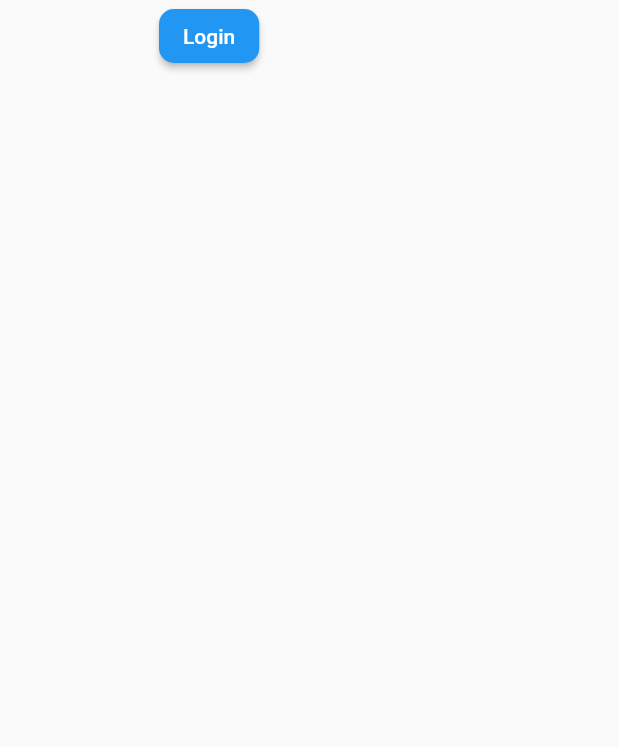
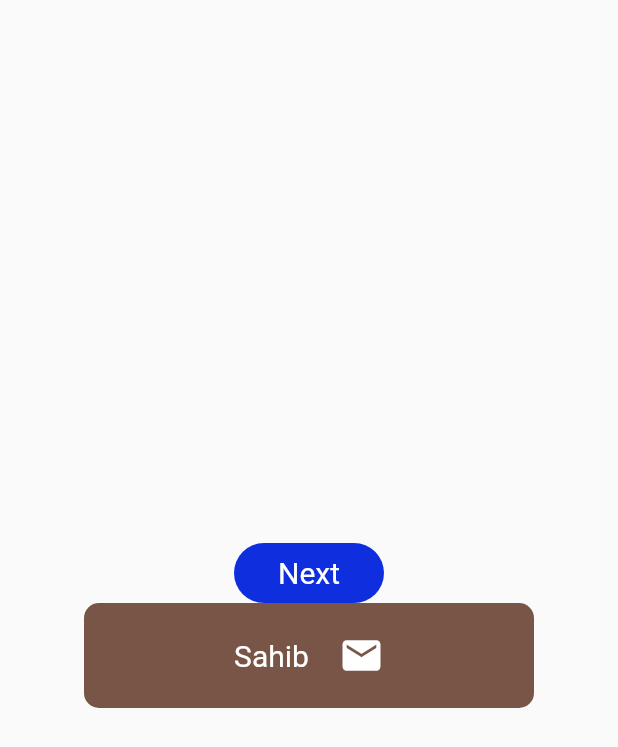
Before and after one commit to sahibbakakhel/kitchen-book, a Flutter app: the MyWidget screen opened directly, on a phone screen of 412 x 824 dp. Shown: the top 747 px of the screen. Run offline on Flutter 3.47's test engine with Material 2 defaults, Android fonts, the phone set to English and light mode, and no system bars; our stand-ins replace curved_navigation_bar, image_picker.

Commit message:
this is first

```diff
--- /dev/null
+++ b/lib/custom_botton/customButton.dart
@@ -0,0 +1,41 @@
+
+
+// ignore_for_file: must_be_immutable
+
+
+import 'package:flutter/material.dart';
+import 'package:learning_app/color/colors.dart';
+
+class CustomButton extends StatefulWidget {
+   CustomButton({super.key,
+   this.height,
+   this.width,
+   this.onTap,
+   });
+   double?height;
+   double?width;
+   Function()?onTap;
+
+
+  @override
+  State<CustomButton> createState() => _CustomButtonState();
+}
+
+class _CustomButtonState extends State<CustomButton> {
+  @override
+  Widget build(BuildContext context) {
+    return InkWell(
+      onTap:() => widget.onTap??(){},
+
+      child: Container(
+        height:widget.height??40,
+        width: widget.width??100,
+        decoration: BoxDecoration(
+          color: blueColor,
+          borderRadius: BorderRadius.circular(20),
+        ),
+        child: Center(child: Text('Next',style: TextStyle(color: Colors.white,fontSize: 20),)),
+      ),
+    );
+  }
+}
--- /dev/null
+++ b/lib/custom_botton/customButton2.dart
@@ -0,0 +1,50 @@
+
+
+// ignore_for_file: unused_import
+
+import 'package:flutter/material.dart';
+import 'package:learning_app/color/colors.dart';
+
+
+// ignore: must_be_immutable
+class CustomButton2 extends StatefulWidget {
+ CustomButton2({super.key,
+  this.height,
+  this.width,
+  this.onTap,
+  });
+  double?height;
+  double?width;
+  Function()?onTap;
+
+  @override
+  State<CustomButton2> createState() => _CustomButton2State();
+}
+
+class _CustomButton2State extends State<CustomButton2> {
+  @override
+  Widget build(BuildContext context) {
+    return InkWell(
+      onTap: () => widget.onTap??(){},
+      child : Container(
+        height: widget.height??50,
+        width: widget.width??150,
+        decoration: BoxDecoration(
+          borderRadius: BorderRadius.circular(10),
+          //color: yellowColor,
+          color: Color(0xFF795548)
+        ),
+        child: Center(
+          child: Row(
+            mainAxisAlignment: MainAxisAlignment.center,
+            children: [
+              Text('Sahib',style: TextStyle(fontSize: 20,color: Colors.white),),
+              SizedBox(width: 20,),
+              Icon(Icons.email,color: Colors.white,size: 30,),
+            ],
+          ),
+        ),
+      ),
+    );
+  }
+}
--- a/lib/custom_widget.dart
+++ /dev/null
@@ -1,28 +0,0 @@
-import 'package:flutter/material.dart';
-import 'package:learning_app/rounded_bottom.dart';
-
-class MyWidget extends StatefulWidget {
-  const MyWidget({super.key});
-
-  @override
-  State<MyWidget> createState() => _MyWidgetState();
-}
-
-class _MyWidgetState extends State<MyWidget> {
-  @override
-  Widget build(BuildContext context) {
-    return Scaffold(
-      body: Center(
-        child: Container(
-          width: 200,
-          child: RoundedBotton(
-             btnName:'Login', Icon: Icon(Icons.lock,),
-             callback: (){
-              print('Log in');
-             }, textStyle: null,
-          ),
-        ),
-      ),
-    );
-  }
-}
--- /dev/null
+++ b/lib/myWidget.dart
@@ -0,0 +1,41 @@
+import 'dart:developer';
+
+import 'package:flutter/material.dart';
+import 'package:learning_app/custom_botton/customButton2.dart';
+
+import 'custom_botton/customButton.dart';
+
+class MyWidget extends StatefulWidget {
+  const MyWidget({super.key});
+
+  @override
+  State<MyWidget> createState() => _MyWidgetState();
+}
+
+class _MyWidgetState extends State<MyWidget> {
+  @override
+  Widget build(BuildContext context) {
+    return Scaffold(
+      body: SafeArea(
+        child: Center(
+          child: Column(
+            crossAxisAlignment: CrossAxisAlignment.center,
+            mainAxisAlignment: MainAxisAlignment.center,
+            children: [
+              SizedBox(height: 10,),
+                  CustomButton(
+                    onTap: ()
+                    {
+                      log('sahib');
+                    },
+                  ),
+                  CustomButton2(
+                    height: 70,width: 300,
+                  )
+            ]
+          ),
+        ),
+      ),
+    );
+  }
+}
--- a/pubspec.yaml
+++ b/pubspec.yaml
@@ -60,6 +60,7 @@ flutter:
   # the material Icons class.
   uses-material-design: true
 
+
   # To add assets to your application, add an assets section, like this:
   assets:
     - images/sahib1.jpg
```
Also changed, not shown: lib/color/colors.dart (added, +21 -0 lines), lib/drop_down.dart (+52 -23 lines), lib/floating_action_botton.dart (+32 -6 lines), lib/home_screen1.dart (+7 -1 lines), lib/home_screen2.dart (+6 -1 lines), lib/page_view_lists.dart (added, +102 -0 lines), lib/take_galary_image.dart (deleted, +0 -23 lines).
